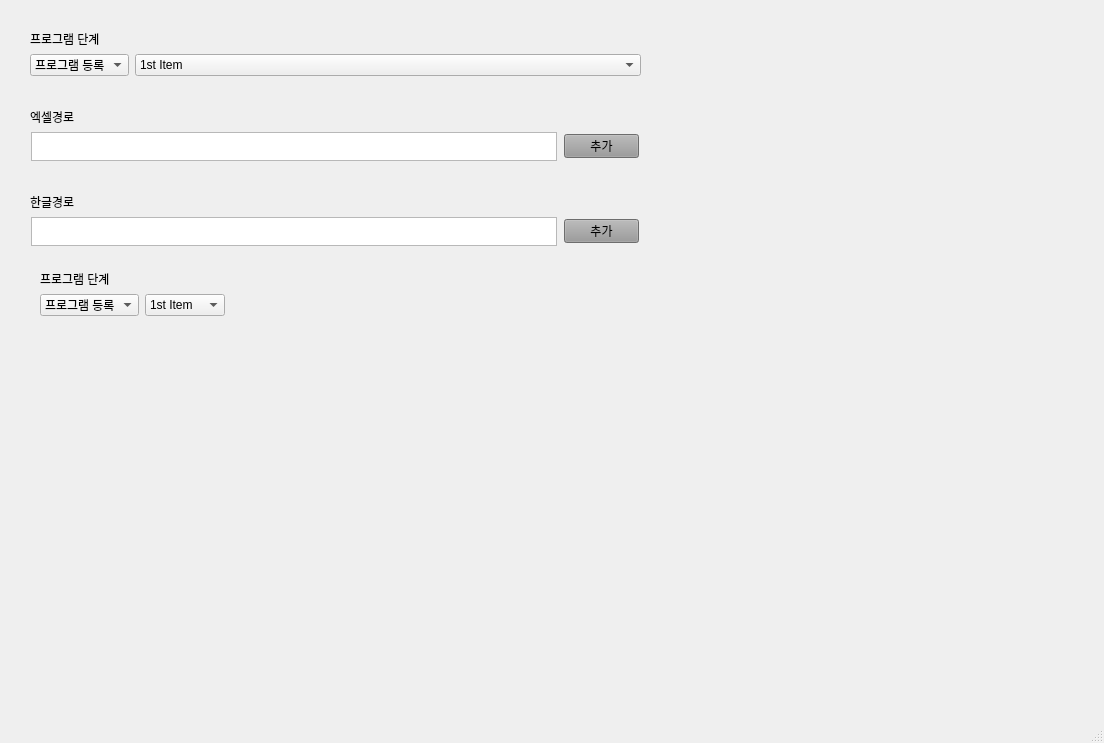
kjh5848/python_lab, file GUI/한글자동화/한글자동화.ui: the form before one commit.
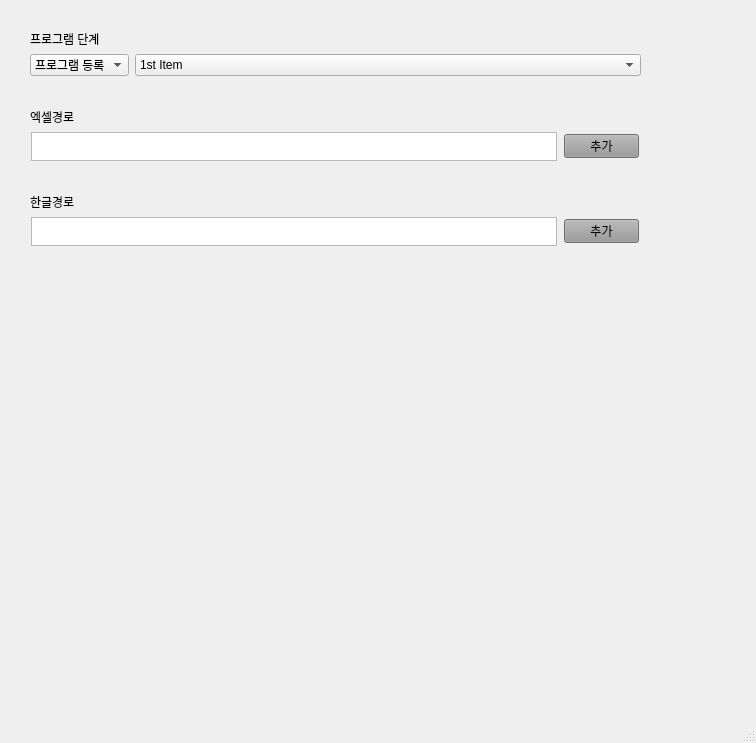
The form after the commit.

Commit message: 프로그램단계 콤보박스 추가 완료

```diff
--- a/GUI/한글자동화/한글자동화.ui
+++ b/GUI/한글자동화/한글자동화.ui
@@ -6,7 +6,7 @@
    <rect>
     <x>0</x>
     <y>0</y>
-    <width>1104</width>
+    <width>756</width>
     <height>743</height>
    </rect>
   </property>
@@ -180,68 +180,6 @@
      </item>
     </layout>
    </widget>
-   <widget class="QWidget" name="layoutWidget">
-    <property name="geometry">
-     <rect>
-      <x>40</x>
-      <y>270</y>
-      <width>185</width>
-      <height>52</height>
-     </rect>
-    </property>
-    <layout class="QFormLayout" name="formLayout_2">
-     <item row="1" column="0">
-      <widget class="QLabel" name="label_5">
-       <property name="text">
-        <string>프로그램 단계</string>
-       </property>
-      </widget>
-     </item>
-     <item row="2" column="0">
-      <widget class="QComboBox" name="cmb_Test_6">
-       <item>
-        <property name="text">
-         <string>프로그램 등록</string>
-        </property>
-       </item>
-       <item>
-        <property name="text">
-         <string>사전직무운영</string>
-        </property>
-       </item>
-       <item>
-        <property name="text">
-         <string>일경험 운영</string>
-        </property>
-       </item>
-       <item>
-        <property name="text">
-         <string>일경험 종료</string>
-        </property>
-       </item>
-      </widget>
-     </item>
-     <item row="2" column="1">
-      <widget class="QComboBox" name="cmb_Test_7">
-       <item>
-        <property name="text">
-         <string>1st Item</string>
-        </property>
-       </item>
-       <item>
-        <property name="text">
-         <string>2nd Item</string>
-        </property>
-       </item>
-       <item>
-        <property name="text">
-         <string>3rd Item</string>
-        </property>
-       </item>
-      </widget>
-     </item>
-    </layout>
-   </widget>
   </widget>
   <widget class="QMenuBar" name="menubar">
    <property name="geometry">
```
Left out of the diff: 15 changed lines with no effect on the pictures. The commit also changes 14 other files.
